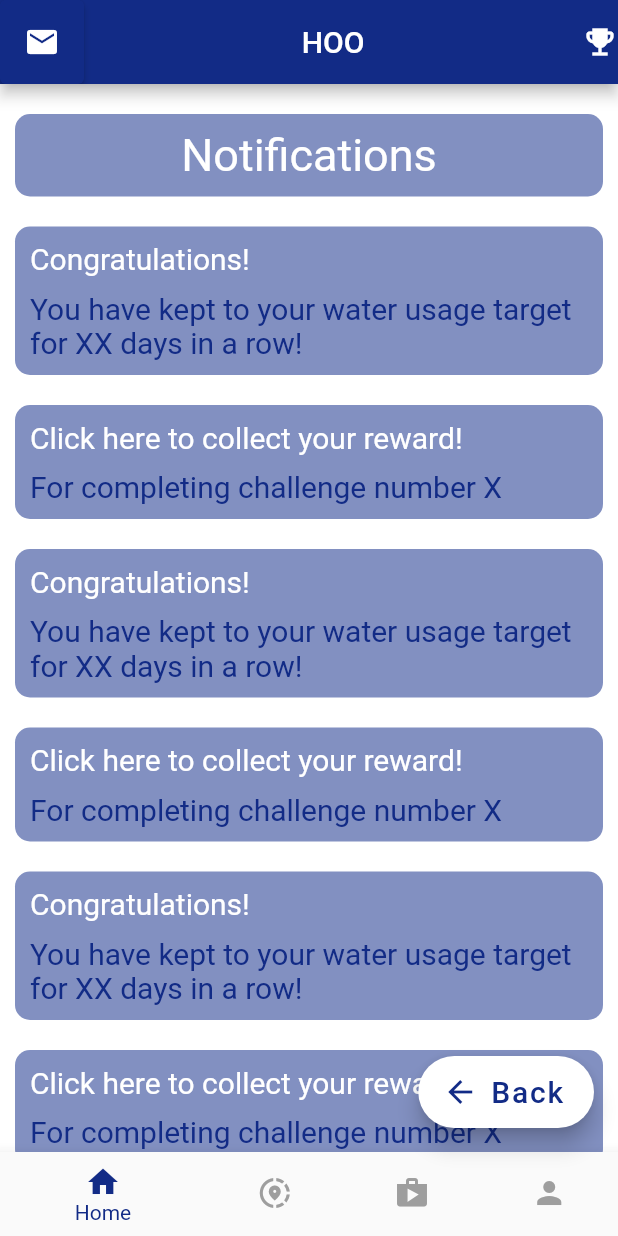
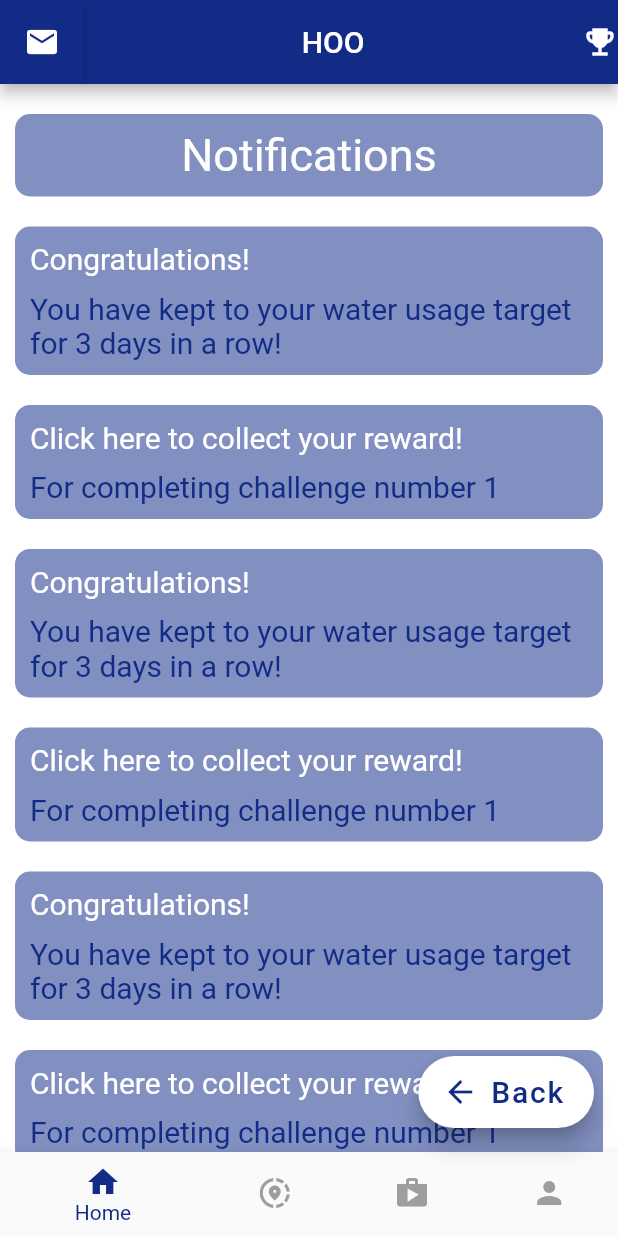
Before and after one commit to tch1001/hoo-app, a Flutter app: the WaterUsageScreen screen opened directly, after a tap on the "mail" icon, on a phone screen of 412 x 824 dp. Run offline on Flutter 3.47's test engine with Material 2 defaults, Android fonts, the phone set to English and light mode, and no system bars.

```diff
--- a/lib/TrackWaterUsage.dart
+++ b/lib/TrackWaterUsage.dart
@@ -54,7 +54,7 @@ class _TrackWaterUsageState extends State<TrackWaterUsage>{
                                       )
                                   ),
                                   Padding(
-                                      child: Text("XXX litres", style: buttonTextStyle),
+                                      child: Text("210 litres", style: buttonTextStyle),
                                       padding: EdgeInsets.symmetric(horizontal: 10.0, vertical: 5.0)
                                   ),
                                 ],
@@ -86,9 +86,9 @@ class _TrackWaterUsageState extends State<TrackWaterUsage>{
                         ),
                         Column(
                           children: [
-                            createLocationBasedUsage("assets/kitchen.png", 'TAP 1: Kitchen', 'XX litres used'),
+                            createLocationBasedUsage("assets/kitchen.png", 'TAP 1: Kitchen', '100 litres used'),
                             SizedBox(height: 10),
-                            createLocationBasedUsage("assets/bedroom.png", 'TAP 2: Master Bedroom', 'XX litres used'),
+                            createLocationBasedUsage("assets/bedroom.png", 'TAP 2: Master\nBedroom', '110 litres used'),
                             SizedBox(height: 10)
                           ],
                         )
--- a/lib/WaterUsageScreen.dart
+++ b/lib/WaterUsageScreen.dart
@@ -19,8 +19,8 @@ class _WaterUsageScreenState extends State<WaterUsageScreen>{
           mainAxisAlignment: MainAxisAlignment.center,
           children: [
             Image.asset('assets/watersmile.png', height: 150),
-            createRichButton("assets/watericon.png", "XXX litres", () { }),
-            createRichButton("assets/clock.png", "XXX mins", () { print("clock"); }),
+            createRichButton("assets/watericon.png", "15 litres", () { }),
+            createRichButton("assets/clock.png", "20 mins", () { print("clock"); }),
             Container(
               padding: EdgeInsets.all(10.0),
               child: ElevatedButton(
@@ -56,7 +56,10 @@ class _WaterUsageScreenState extends State<WaterUsageScreen>{
                                     )
                                 ),
                                 Padding(
-                                    child: Text("XX litres of water used", style: buttonTextStyle),
+                                    child: Text("10 litres of water used", style: TextStyle(
+                                      color: mydarkblue,
+                                      fontSize: 18,
+                                    )),
                                     padding: EdgeInsets.symmetric(horizontal: 10.0, vertical: 5.0)
                                 ),
                               ],
--- a/lib/challenge.dart
+++ b/lib/challenge.dart
@@ -39,9 +39,9 @@ class _ChallengeScreenState extends State<ChallengeScreen>{
                   textAlign: TextAlign.center,
                 ),
               ),
-              createRichText("XXX users have completed this challenge!", () { }),
-              createRichText("Did you know that doing so can save you XXX litres of water?", () { }),
-              createRichText("Fun Fact: Doing this for 1 year will save XX olympics-sized pools of water!", () { }),
+              createRichText("92 users have completed this challenge!", () { }),
+              createRichText("Did you know that doing so can save you 15 litres of water?", () { }),
+              createRichText("Fun Fact: Doing this for 1 year will save 60 olympics-sized pools of water!", () { }),
               Row(
                 crossAxisAlignment: CrossAxisAlignment.center,
                 mainAxisAlignment: MainAxisAlignment.center,
--- a/lib/dashboard.dart
+++ b/lib/dashboard.dart
@@ -23,7 +23,7 @@ class _DashboardScreenState extends State<DashboardScreen>{
           mainAxisAlignment: MainAxisAlignment.center,
           children: [
             Image.asset('assets/watersmile.png', height: 150),
-            createRichButton("assets/watericon.png", "today: XXX litres", () {
+            createRichButton("assets/watericon.png", "today: 15 litres", () {
               Navigator.push(context, MaterialPageRoute(builder: (context)=>(WaterUsageScreen())));
             }),
             createRichButton("assets/graph.png", "track your water usage", () {
--- a/lib/mail.dart
+++ b/lib/mail.dart
@@ -85,36 +85,36 @@ class _MailScreenState extends State<MailScreen>{
                     ),
                   ),
                 ),
-                createNotification("Congratulations!", "You have kept to your water usage target for XX days in a row!"),
-                createClickableNotification("Click here to collect your reward!", "For completing challenge number X", (){
+                createNotification("Congratulations!", "You have kept to your water usage target for 3 days in a row!"),
+                createClickableNotification("Click here to collect your reward!", "For completing challenge number 1", (){
                   openReward();
                 }),
-                createNotification("Congratulations!", "You have kept to your water usage target for XX days in a row!"),
-                createClickableNotification("Click here to collect your reward!", "For completing challenge number X", (){
+                createNotification("Congratulations!", "You have kept to your water usage target for 3 days in a row!"),
+                createClickableNotification("Click here to collect your reward!", "For completing challenge number 1", (){
                   openReward();
                 }),
-                createNotification("Congratulations!", "You have kept to your water usage target for XX days in a row!"),
-                createClickableNotification("Click here to collect your reward!", "For completing challenge number X", (){
+                createNotification("Congratulations!", "You have kept to your water usage target for 3 days in a row!"),
+                createClickableNotification("Click here to collect your reward!", "For completing challenge number 1", (){
                   openReward();
                 }),
-                createNotification("Congratulations!", "You have kept to your water usage target for XX days in a row!"),
-                createClickableNotification("Click here to collect your reward!", "For completing challenge number X", (){
+                createNotification("Congratulations!", "You have kept to your water usage target for 3 days in a row!"),
+                createClickableNotification("Click here to collect your reward!", "For completing challenge number 1", (){
                   openReward();
                 }),
-                createNotification("Congratulations!", "You have kept to your water usage target for XX days in a row!"),
-                createClickableNotification("Click here to collect your reward!", "For completing challenge number X", (){
+                createNotification("Congratulations!", "You have kept to your water usage target for 3 days in a row!"),
+                createClickableNotification("Click here to collect your reward!", "For completing challenge number 1", (){
                   openReward();
                 }),
-                createNotification("Congratulations!", "You have kept to your water usage target for XX days in a row!"),
-                createClickableNotification("Click here to collect your reward!", "For completing challenge number X", (){
+                createNotification("Congratulations!", "You have kept to your water usage target for 3 days in a row!"),
+                createClickableNotification("Click here to collect your reward!", "For completing challenge number 1", (){
                   openReward();
                 }),
-                createNotification("Congratulations!", "You have kept to your water usage target for XX days in a row!"),
-                createClickableNotification("Click here to collect your reward!", "For completing challenge number X", (){
+                createNotification("Congratulations!", "You have kept to your water usage target for 3 days in a row!"),
+                createClickableNotification("Click here to collect your reward!", "For completing challenge number 1", (){
                   openReward();
                 }),
-                createNotification("Congratulations!", "You have kept to your water usage target for XX days in a row!"),
-                createClickableNotification("Click here to collect your reward!", "For completing challenge number X", (){
+                createNotification("Congratulations!", "You have kept to your water usage target for 3 days in a row!"),
+                createClickableNotification("Click here to collect your reward!", "For completing challenge number 1", (){
                   openReward();
                 }),
                 SizedBox(height: 300)
--- a/lib/reward.dart
+++ b/lib/reward.dart
@@ -33,7 +33,7 @@ class _RewardScreenState extends State<RewardScreen>{
             child: Column(
               children: [
                 SizedBox(height: 10),
-                Text("XXX Reward has been added to your bank!",
+                Text("10 Reward has been added to your bank!",
                   style: TextStyle(
                       color: Colors.white,
                       fontSize: 20.0
--- a/lib/style.dart
+++ b/lib/style.dart
@@ -42,7 +42,7 @@ Container createRichButton(String asset_path, String text, void Function() onPre
         style: buttonStyle,
         child: Row(
           children: [
-            Padding(child: Image.asset(asset_path, height: 100,), padding: EdgeInsets.all(10.0),),
+            Padding(child: Image.asset(asset_path, height: 80,), padding: EdgeInsets.all(10.0),),
             Padding(child: Text(text, style: buttonTextStyle), padding: EdgeInsets.all(10.0))
           ],
         ),
```
Also changed, not shown: lib/QuestScreen.dart (+11 -9 lines).
